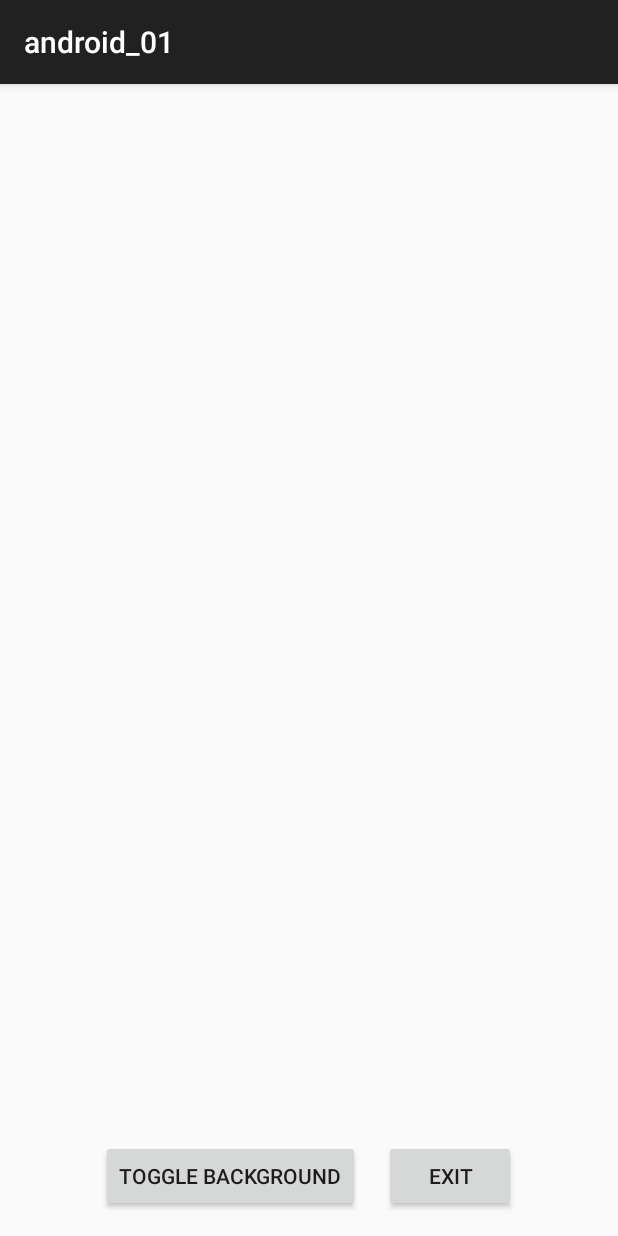
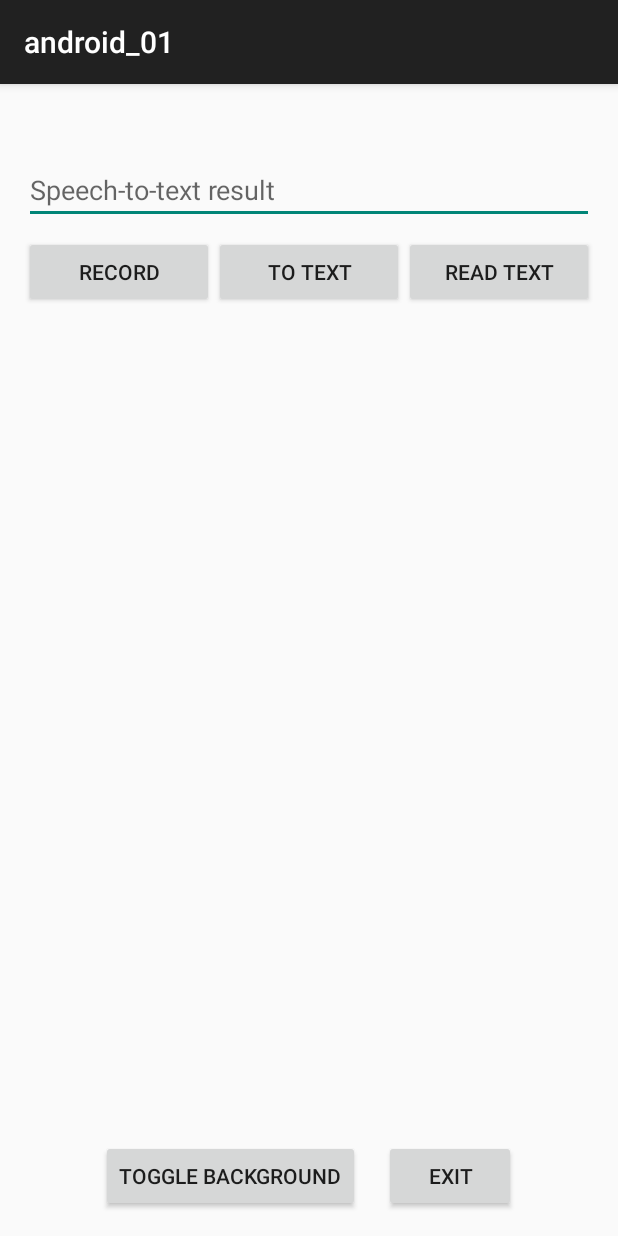
Before and after one commit to HansPeterRadtke/android-github-build, an Android app: the screen it shows after launch (MainActivity), on a phone screen of 412 x 824 dp. Run offline under Robolectric (Android 15) with nearby library versions, the phone set to English and light mode, and no system bars; libraries missing offline, so code that uses them is left out: io.github.givimad.piperjni, io.github.givimad.whisperjni.

Commit message:
Add TTS/STT functionality and UI wiring

```diff
--- a/app/src/main/java/com/example/app/MainActivity.java
+++ b/app/src/main/java/com/example/app/MainActivity.java
@@ -1,19 +1,68 @@
 package com.example.app;
 
-import android.content.res.AssetManager;
+import android.Manifest;
+import android.content.pm.PackageManager;
+import android.media.AudioFormat;
+import android.media.AudioManager;
+import android.media.AudioRecord;
+import android.media.AudioTrack;
 import android.media.MediaPlayer;
+import android.media.MediaRecorder;
+import android.os.Build;
 import android.os.Bundle;
+import android.util.Log;
 import android.view.View;
 import android.widget.Button;
+import android.widget.EditText;
 import android.widget.ImageView;
 import android.widget.LinearLayout;
+import android.widget.Toast;
+
 import androidx.appcompat.app.AppCompatActivity;
+import androidx.core.app.ActivityCompat;
+
+import java.io.ByteArrayOutputStream;
+import java.io.File;
+import java.io.FileOutputStream;
 import java.io.IOException;
+import java.io.InputStream;
+import java.net.HttpURLConnection;
+import java.net.URL;
+import java.nio.ByteBuffer;
+import java.nio.ByteOrder;
+import java.nio.file.Paths;
+import java.util.concurrent.atomic.AtomicBoolean;
+
+import io.github.givimad.piperjni.Piper;
+import io.github.givimad.piperjni.PiperJNI;
+import io.github.givimad.whisperjni.WhisperJNI;
 
 public class MainActivity extends AppCompatActivity {
-  private MediaPlayer mediaPlayer;
   private ImageView backgroundImage;
   private boolean isBackgroundVisible = false;
+  private static final String TAG = "MainActivity";
+
+  private AudioRecord recorder;
+  private Thread recordingThread;
+  private final AtomicBoolean isRecording = new AtomicBoolean(false);
+  private ByteArrayOutputStream recordedStream;
+  private EditText textOutput;
+
+  private Object whisperCtx;
+  private Object piperCfg;
+  private Object piperVoice;
+
+  private static final String[] MODEL_URLS = {
+    "https://huggingface.co/rhasspy/piper-voices/resolve/main/en/en_US/lessac/medium/en_US-lessac-medium.onnx",
+    "https://huggingface.co/rhasspy/piper-voices/resolve/main/en/en_US/lessac/medium/en_US-lessac-medium.json",
+    "https://huggingface.co/ggerganov/whisper.cpp/resolve/main/ggml-tiny.bin"
+  };
+
+  private static final String[] MODEL_NAMES = {
+    "en_US-lessac-medium.onnx",
+    "en_US-lessac-medium.json",
+    "ggml-tiny.bin"
+  };
 
   @Override
   protected void onCreate(Bundle savedInstanceState) {
@@ -21,58 +70,120 @@ public class MainActivity extends AppCompatActivity {
     setContentView(R.layout.activity_main);
 
     backgroundImage = findViewById(R.id.backgroundImage);
-    LinearLayout layout = findViewById(R.id.audioButtonLayout);
-    AssetManager assetManager = getAssets();
-
-    try {
-      String[] files = assetManager.list("");
-      if (files != null) {
-        for (String file : files) {
-          if (file.endsWith(".mp3")) {
-            Button btn = new Button(this);
-            btn.setText(file);
-            btn.setOnClickListener(v -> playAudio(file));
-            layout.addView(btn);
-          }
-        }
-      }
-    } catch (IOException e) {
-      e.printStackTrace();
-    }
+    textOutput = findViewById(R.id.textOutput);
+    Button recordBtn = findViewById(R.id.recordButton);
+    Button toTextBtn = findViewById(R.id.toTextButton);
+    Button readTextBtn = findViewById(R.id.readTextButton);
 
     Button toggleBtn = findViewById(R.id.toggleButton);
     toggleBtn.setOnClickListener(v -> toggleBackground());
 
     Button exitBtn = findViewById(R.id.exitButton);
     exitBtn.setOnClickListener(v -> {
-      if (android.os.Build.VERSION.SDK_INT >= android.os.Build.VERSION_CODES.LOLLIPOP) {
-        finishAndRemoveTask();
-      } else {
-        finish();
+      if (Build.VERSION.SDK_INT >= Build.VERSION_CODES.LOLLIPOP) finishAndRemoveTask();
+      else finish();
+    });
+
+    for (int i = 0; i < MODEL_NAMES.length; i++) {
+      File file = new File(getFilesDir(), MODEL_NAMES[i]);
+      if (!file.exists()) downloadFile(MODEL_URLS[i], file);
+    }
+
+    recordBtn.setOnClickListener(v -> toggleRecording());
+
+    toTextBtn.setOnClickListener(v -> {
+      if (recordedStream == null) return;
+      WhisperJNI.loadLibrary();
+      if (whisperCtx == null) {
+        whisperCtx = new WhisperJNI().init(Paths.get(getFilesDir().getAbsolutePath(), "ggml-tiny.bin"));
       }
+      byte[] audioBytes = recordedStream.toByteArray();
+      float[] audioFloat = bytesToFloatArray(audioBytes);
+      String text = new WhisperJNI().full(whisperCtx, audioFloat);
+      textOutput.setText(text);
     });
+
+    readTextBtn.setOnClickListener(v -> {
+      PiperJNI.loadLibrary();
+      if (piperCfg == null) {
+        piperCfg = Piper.createConfig();
+        piperVoice = Piper.loadVoice(
+          piperCfg,
+          Paths.get(getFilesDir().getAbsolutePath(), "en_US-lessac-medium.onnx"),
+          Paths.get(getFilesDir().getAbsolutePath(), "en_US-lessac-medium.json"), 0);
+      }
+      String text = textOutput.getText().toString();
+      short[] pcm = Piper.textToAudio(piperCfg, piperVoice, text);
+      playPCM(pcm);
+    });
+  }
+
+  private void playPCM(short[] pcm) {
+    AudioTrack audioTrack = new AudioTrack(
+      AudioManager.STREAM_MUSIC,
+      22050,
+      AudioFormat.CHANNEL_OUT_MONO,
+      AudioFormat.ENCODING_PCM_16BIT,
+      pcm.length * 2,
+      AudioTrack.MODE_STATIC);
+    audioTrack.write(pcm, 0, pcm.length);
+    audioTrack.play();
+  }
+
+  private float[] bytesToFloatArray(byte[] bytes) {
+    float[] result = new float[bytes.length / 2];
+    ByteBuffer buffer = ByteBuffer.wrap(bytes).order(ByteOrder.LITTLE_ENDIAN);
+    for (int i = 0; i < result.length; i++) {
+      result[i] = buffer.getShort() / 32768f;
+    }
+    return result;
+  }
+
+  private void toggleRecording() {
+    if (isRecording.get()) {
+      isRecording.set(false);
+      if (recorder != null) recorder.stop();
+    } else {
+      int bufSize = AudioRecord.getMinBufferSize(16000, AudioFormat.CHANNEL_IN_MONO, AudioFormat.ENCODING_PCM_16BIT);
+      recorder = new AudioRecord(MediaRecorder.AudioSource.MIC, 16000, AudioFormat.CHANNEL_IN_MONO,
+                                  AudioFormat.ENCODING_PCM_16BIT, bufSize);
+      recordedStream = new ByteArrayOutputStream();
+      recorder.startRecording();
+      isRecording.set(true);
+      recordingThread = new Thread(() -> {
+        byte[] buffer = new byte[bufSize];
+        while (isRecording.get()) {
+          int read = recorder.read(buffer, 0, buffer.length);
+          if (read > 0) recordedStream.write(buffer, 0, read);
+        }
+      });
+      recordingThread.start();
+    }
+  }
+
+  private void downloadFile(String urlStr, File outFile) {
+    new Thread(() -> {
+      try {
+        URL url = new URL(urlStr);
+        HttpURLConnection conn = (HttpURLConnection) url.openConnection();
+        conn.connect();
+        try (InputStream in = conn.getInputStream();
+             FileOutputStream out = new FileOutputStream(outFile)) {
+          byte[] buffer = new byte[4096];
+          int len;
+          while ((len = in.read(buffer)) > 0) {
+            out.write(buffer, 0, len);
+          }
+        }
+        Log.i(TAG, "Downloaded: " + outFile.getName());
+      } catch (IOException e) {
+        Log.e(TAG, "Download failed: " + urlStr, e);
+      }
+    }).start();
   }
 
   private void toggleBackground() {
     isBackgroundVisible = !isBackgroundVisible;
     backgroundImage.setVisibility(isBackgroundVisible ? View.VISIBLE : View.GONE);
   }
-
-  private void playAudio(String filename) {
-    try {
-      if (mediaPlayer != null) {
-        mediaPlayer.stop();
-        mediaPlayer.release();
-      }
-      AssetManager assetManager = getAssets();
-      mediaPlayer = new MediaPlayer();
-      mediaPlayer.setDataSource(assetManager.openFd(filename).getFileDescriptor(),
-        assetManager.openFd(filename).getStartOffset(),
-        assetManager.openFd(filename).getLength());
-      mediaPlayer.prepare();
-      mediaPlayer.start();
-    } catch (IOException e) {
-      e.printStackTrace();
-    }
-  }
 }
--- a/app/src/main/res/layout/activity_main.xml
+++ b/app/src/main/res/layout/activity_main.xml
@@ -20,6 +20,51 @@
     android:padding="16dp" />
 
   <LinearLayout
+    android:id="@+id/ttsSttLayout"
+    android:layout_width="match_parent"
+    android:layout_height="wrap_content"
+    android:orientation="vertical"
+    android:layout_below="@id/audioButtonLayout"
+    android:layout_above="@id/toggleButton"
+    android:padding="16dp">
+
+    <EditText
+      android:id="@+id/textOutput"
+      android:layout_width="match_parent"
+      android:layout_height="wrap_content"
+      android:hint="Speech-to-text result" />
+
+    <LinearLayout
+      android:layout_width="match_parent"
+      android:layout_height="wrap_content"
+      android:orientation="horizontal"
+      android:layout_marginTop="8dp">
+
+      <Button
+        android:id="@+id/recordButton"
+        android:layout_width="0dp"
+        android:layout_weight="1"
+        android:layout_height="wrap_content"
+        android:text="Record" />
+
+      <Button
+        android:id="@+id/toTextButton"
+        android:layout_width="0dp"
+        android:layout_weight="1"
+        android:layout_height="wrap_content"
+        android:text="To Text" />
+
+      <Button
+        android:id="@+id/readTextButton"
+        android:layout_width="0dp"
+        android:layout_weight="1"
+        android:layout_height="wrap_content"
+        android:text="Read Text" />
+    </LinearLayout>
+  </LinearLayout>
+
+  <LinearLayout
+    android:id="@+id/bottomButtons"
     android:layout_width="match_parent"
     android:layout_height="wrap_content"
     android:orientation="horizontal"
--- a/app/src/main/res/values/strings.xml
+++ b/app/src/main/res/values/strings.xml
@@ -2,4 +2,8 @@
   <string name="app_name">android_01</string>
   <string name="toggle_background">Toggle Background</string>
   <string name="exit_app">Exit</string>
+  <string name="record">Record</string>
+  <string name="to_text">To Text</string>
+  <string name="read_text">Read Text</string>
+  <string name="speech_hint">Speech-to-text result</string>
 </resources>
```
Also changed, not shown: 36 other files.
